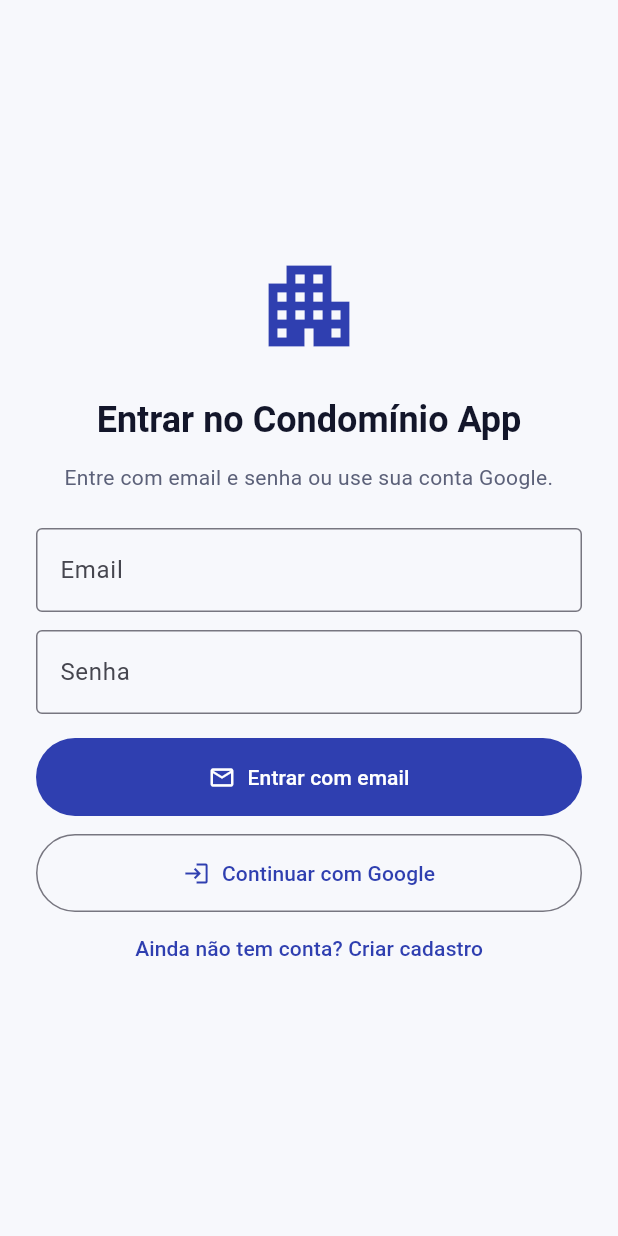
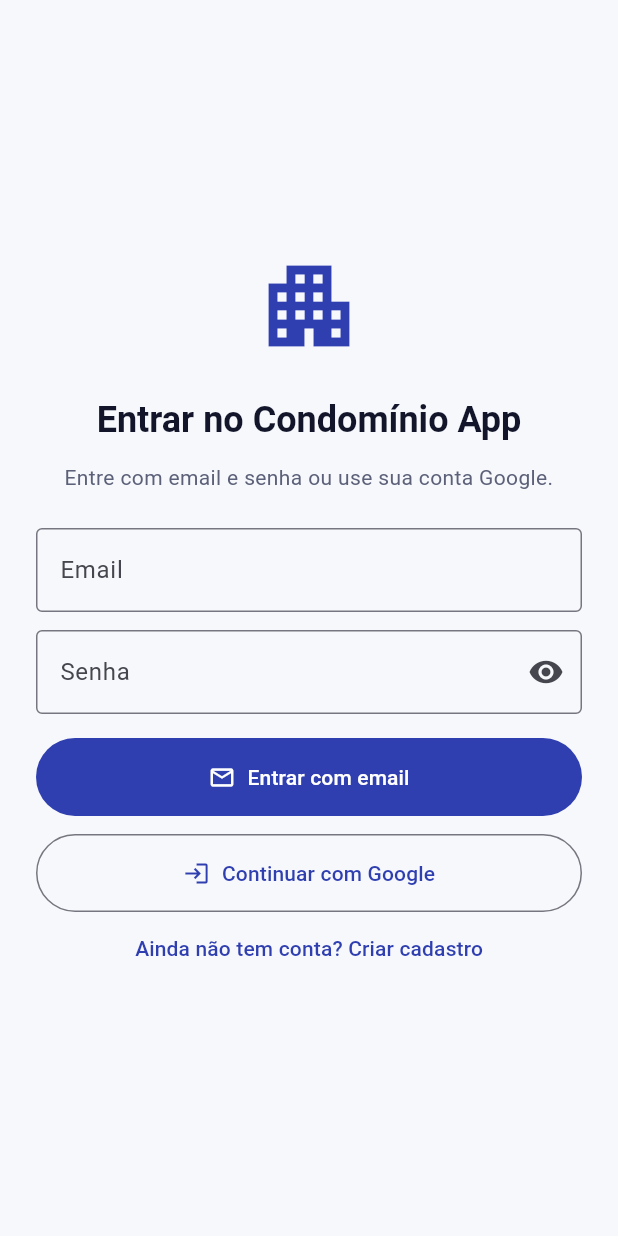
Before and after one commit to samuelbueno123/projeto-front, a Flutter app: the screen it shows after launch, on a phone screen of 412 x 824 dp. Run offline on Flutter 3.47's test engine with Material 3 defaults, Android fonts, the phone set to English and light mode, and no system bars; our stand-ins replace flutter_secure_storage, google_sign_in, image_picker; missing offline and left inert: google_sign_in_web.

Commit message:
🎨 Palette: Add autofill hints and password visibility toggle to login page
Adds `autofillHints` to the name, email, and password fields to assist password managers.
Adds a visibility toggle (eye icon) to the password field with a descriptive tooltip for accessibility.

Co-authored-by: samuelbueno123 <198386966+samuelbueno123@users.noreply.github.com>

```diff
--- a/lib/features/auth/presentation/pages/login_page.dart
+++ b/lib/features/auth/presentation/pages/login_page.dart
@@ -33,6 +33,7 @@ class _LoginPageState extends State<LoginPage> {
   final _emailController = TextEditingController();
   final _passwordController = TextEditingController();
   bool _isSignUp = false;
+  bool _obscurePassword = true;
 
   @override
   void dispose() {
@@ -101,6 +102,7 @@ class _LoginPageState extends State<LoginPage> {
                         TextFormField(
                           controller: _nameController,
                           enabled: !widget.isLoading,
+                          autofillHints: const [AutofillHints.name],
                           textInputAction: TextInputAction.next,
                           decoration: const InputDecoration(
                             labelText: 'Nome completo',
@@ -119,6 +121,7 @@ class _LoginPageState extends State<LoginPage> {
                       TextFormField(
                         controller: _emailController,
                         enabled: !widget.isLoading,
+                        autofillHints: const [AutofillHints.email],
                         keyboardType: TextInputType.emailAddress,
                         textInputAction: TextInputAction.next,
                         decoration: const InputDecoration(
@@ -139,11 +142,21 @@ class _LoginPageState extends State<LoginPage> {
                       TextFormField(
                         controller: _passwordController,
                         enabled: !widget.isLoading,
-                        obscureText: true,
+                        autofillHints: const [AutofillHints.password],
+                        obscureText: _obscurePassword,
                         textInputAction: TextInputAction.done,
-                        decoration: const InputDecoration(
+                        decoration: InputDecoration(
                           labelText: 'Senha',
-                          border: OutlineInputBorder(),
+                          border: const OutlineInputBorder(),
+                          suffixIcon: IconButton(
+                            icon: Icon(
+                              _obscurePassword ? Icons.visibility : Icons.visibility_off,
+                            ),
+                            tooltip: _obscurePassword ? 'Mostrar senha' : 'Ocultar senha',
+                            onPressed: () {
+                              setState(() => _obscurePassword = !_obscurePassword);
+                            },
+                          ),
                         ),
                         onFieldSubmitted: (_) => _submit(),
                         validator: (value) {
```
Also changed, not shown: 2 other files.
